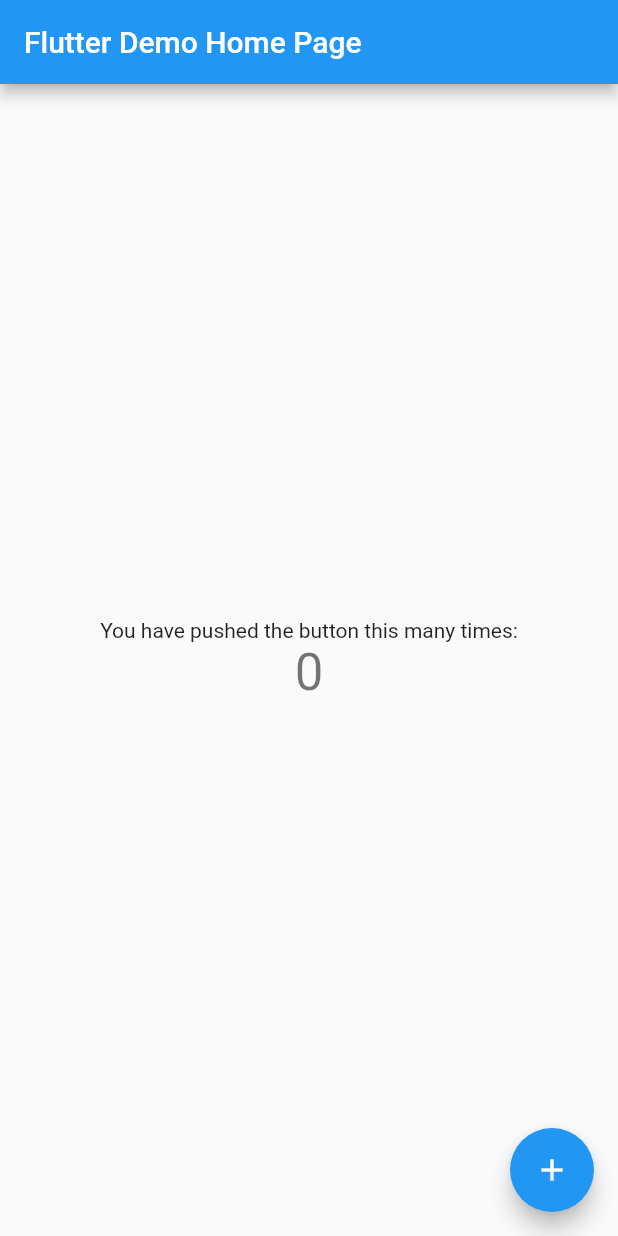
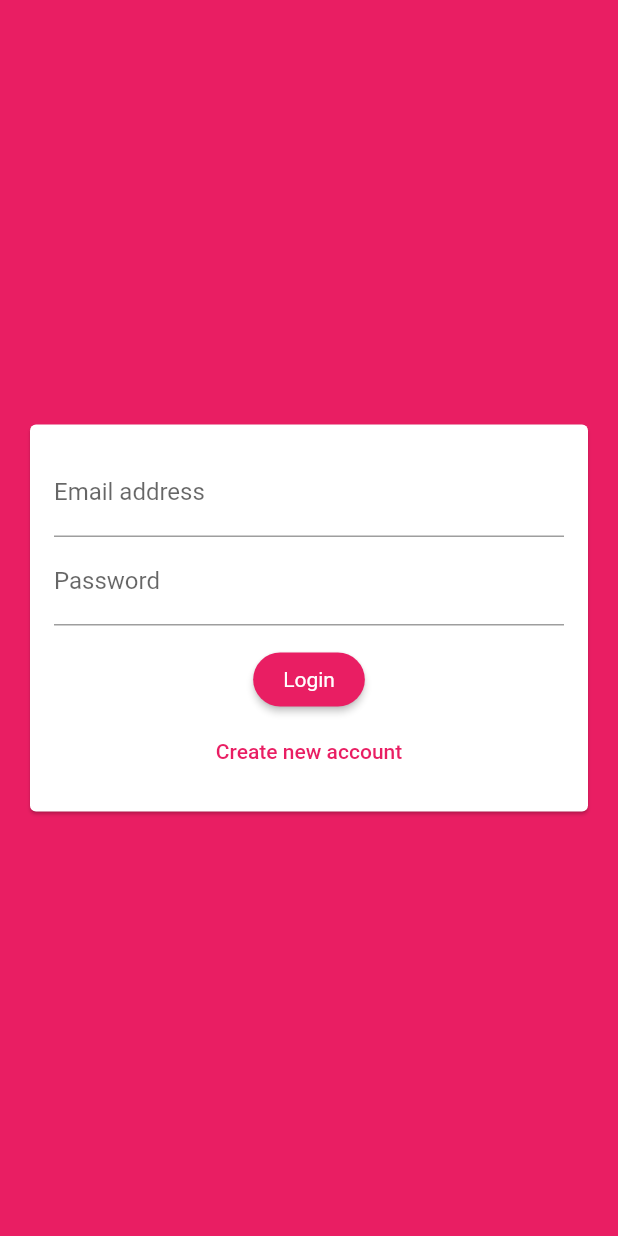
Before and after one commit to ngohongthai/flutter, a Flutter app: the screen it shows after launch, on a phone screen of 412 x 824 dp. Run offline on Flutter 3.47's test engine with Material 2 defaults, Android fonts, the light colour scheme and no system bars; our stand-ins replace cloud_firestore, firebase_core, google_maps_flutter, image_picker, location, shared_preferences and 1 more; accounts and stored records are empty.

Commit message:
Add authen screen, firebase sdk

```diff
--- /dev/null
+++ b/chat_app/lib/helpers/custom_route.dart
@@ -0,0 +1,46 @@
+import 'package:flutter/material.dart';
+
+class CustomRoute<T> extends MaterialPageRoute<T> {
+  CustomRoute({
+    required WidgetBuilder builder,
+    RouteSettings? settings,
+  }) : super(
+          builder: builder,
+          settings: settings,
+        );
+
+  @override
+  Widget buildTransitions(
+    BuildContext context,
+    Animation<double> animation,
+    Animation<double> secondaryAnimation,
+    Widget child,
+  ) {
+    if (settings.name == '/') {
+      return child;
+    }
+    return FadeTransition(
+      opacity: animation,
+      child: child,
+    );
+  }
+}
+
+class CustomPageTransitionBuilder extends PageTransitionsBuilder {
+  @override
+  Widget buildTransitions<T>(
+    PageRoute<T> route,
+    BuildContext context,
+    Animation<double> animation,
+    Animation<double> secondaryAnimation,
+    Widget child,
+  ) {
+    if (route.settings.name == '/') {
+      return child;
+    }
+    return FadeTransition(
+      opacity: animation,
+      child: child,
+    );
+  }
+}
--- a/chat_app/lib/main.dart
+++ b/chat_app/lib/main.dart
@@ -1,113 +1,59 @@
+import 'package:chat_app/helpers/custom_route.dart';
+import 'package:chat_app/screens/auth_screen.dart';
+import 'package:chat_app/screens/chat_screen.dart';
+import 'package:firebase_core/firebase_core.dart';
 import 'package:flutter/material.dart';
 
 void main() {
+  WidgetsFlutterBinding.ensureInitialized();
   runApp(MyApp());
 }
 
 class MyApp extends StatelessWidget {
+  final Future<FirebaseApp> _initialization = Firebase.initializeApp();
   // This widget is the root of your application.
   @override
   Widget build(BuildContext context) {
-    return MaterialApp(
-      title: 'Flutter Demo',
-      theme: ThemeData(
-        // This is the theme of your application.
-        //
-        // Try running your application with "flutter run". You'll see the
-        // application has a blue toolbar. Then, without quitting the app, try
-        // changing the primarySwatch below to Colors.green and then invoke
-        // "hot reload" (press "r" in the console where you ran "flutter run",
-        // or simply save your changes to "hot reload" in a Flutter IDE).
-        // Notice that the counter didn't reset back to zero; the application
-        // is not restarted.
-        primarySwatch: Colors.blue,
-      ),
-      home: MyHomePage(title: 'Flutter Demo Home Page'),
-    );
+    return FutureBuilder(
+        future: _initialization,
+        builder: (ctx, snapshot) {
+          if (snapshot.hasError) {
+            return Center(
+              child: Text('Something went wrong!!'),
+            );
+          }
+          if (snapshot.connectionState == ConnectionState.done) {
+            return MaterialApp(
+              title: 'Flutter Chat',
+              theme: ThemeData(
+                  primarySwatch: Colors.pink,
+                  backgroundColor: Colors.pink,
+                  accentColor: Colors.deepPurple,
+                  accentColorBrightness: Brightness.dark,
+                  buttonTheme: ButtonTheme.of(context).copyWith(
+                      buttonColor: Colors.pink,
+                      textTheme: ButtonTextTheme.primary,
+                      shape: RoundedRectangleBorder(
+                          borderRadius: BorderRadius.circular(20))),
+                  elevatedButtonTheme: ElevatedButtonThemeData(
+                      style: ElevatedButton.styleFrom(
+                          primary: Colors.pink,
+                          textStyle: TextStyle(color: Colors.white),
+                          padding:
+                              EdgeInsets.symmetric(horizontal: 20, vertical: 8),
+                          shape: RoundedRectangleBorder(
+                              borderRadius: BorderRadius.circular(20)))),
+                  pageTransitionsTheme: PageTransitionsTheme(builders: {
+                    TargetPlatform.android: CustomPageTransitionBuilder(),
+                    TargetPlatform.iOS: CustomPageTransitionBuilder()
+                  })),
+              home: AuthScreen(),
+            );
+          }
+
+          return Center(
+            child: CircularProgressIndicator(),
+          );
+        });
   }
 }
-
-class MyHomePage extends StatefulWidget {
-  MyHomePage({Key? key, required this.title}) : super(key: key);
-
-  // This widget is the home page of your application. It is stateful, meaning
-  // that it has a State object (defined below) that contains fields that affect
-  // how it looks.
-
-  // This class is the configuration for the state. It holds the values (in this
-  // case the title) provided by the parent (in this case the App widget) and
-  // used by the build method of the State. Fields in a Widget subclass are
-  // always marked "final".
-
-  final String title;
-
-  @override
-  _MyHomePageState createState() => _MyHomePageState();
-}
-
-class _MyHomePageState extends State<MyHomePage> {
-  int _counter = 0;
-
-  void _incrementCounter() {
-    setState(() {
-      // This call to setState tells the Flutter framework that something has
-      // changed in this State, which causes it to rerun the build method below
-      // so that the display can reflect the updated values. If we changed
-      // _counter without calling setState(), then the build method would not be
-      // called again, and so nothing would appear to happen.
-      _counter++;
-    });
-  }
-
-  @override
-  Widget build(BuildContext context) {
-    // This method is rerun every time setState is called, for instance as done
-    // by the _incrementCounter method above.
-    //
-    // The Flutter framework has been optimized to make rerunning build methods
-    // fast, so that you can just rebuild anything that needs updating rather
-    // than having to individually change instances of widgets.
-    return Scaffold(
-      appBar: AppBar(
-        // Here we take the value from the MyHomePage object that was created by
-        // the App.build method, and use it to set our appbar title.
-        title: Text(widget.title),
-      ),
-      body: Center(
-        // Center is a layout widget. It takes a single child and positions it
-        // in the middle of the parent.
-        child: Column(
-          // Column is also a layout widget. It takes a list of children and
-          // arranges them vertically. By default, it sizes itself to fit its
-          // children horizontally, and tries to be as tall as its parent.
-          //
-          // Invoke "debug painting" (press "p" in the console, choose the
-          // "Toggle Debug Paint" action from the Flutter Inspector in Android
-          // Studio, or the "Toggle Debug Paint" command in Visual Studio Code)
-          // to see the wireframe for each widget.
-          //
-          // Column has various properties to control how it sizes itself and
-          // how it positions its children. Here we use mainAxisAlignment to
-          // center the children vertically; the main axis here is the vertical
-          // axis because Columns are vertical (the cross axis would be
-          // horizontal).
-          mainAxisAlignment: MainAxisAlignment.center,
-          children: <Widget>[
-            Text(
-              'You have pushed the button this many times:',
-            ),
-            Text(
-              '$_counter',
-              style: Theme.of(context).textTheme.headline4,
-            ),
-          ],
-        ),
-      ),
-      floatingActionButton: FloatingActionButton(
-        onPressed: _incrementCounter,
-        tooltip: 'Increment',
-        child: Icon(Icons.add),
-      ), // This trailing comma makes auto-formatting nicer for build methods.
-    );
-  }
-}
--- /dev/null
+++ b/chat_app/lib/screens/auth_screen.dart
@@ -0,0 +1,27 @@
+import 'package:chat_app/widgets/auth/auth_form.dart';
+import 'package:flutter/material.dart';
+
+class AuthScreen extends StatefulWidget {
+  const AuthScreen({Key? key}) : super(key: key);
+
+  @override
+  _AuthScreenState createState() => _AuthScreenState();
+}
+
+class _AuthScreenState extends State<AuthScreen> {
+  void _submitAuthForm(
+    String email,
+    String password,
+    String username,
+    bool isLogin,
+  ) {}
+  @override
+  Widget build(BuildContext context) {
+    return Scaffold(
+      backgroundColor: Theme.of(context).primaryColor,
+      body: AuthForm(
+        submitFn: _submitAuthForm,
+      ),
+    );
+  }
+}
--- /dev/null
+++ b/chat_app/lib/widgets/auth/auth_form.dart
@@ -0,0 +1,121 @@
+import 'package:flutter/material.dart';
+
+class AuthForm extends StatefulWidget {
+  final void Function(
+    String email,
+    String password,
+    String userName,
+    bool isLogin,
+  ) submitFn;
+
+  const AuthForm({Key? key, required this.submitFn}) : super(key: key);
+
+  @override
+  _AuthFormState createState() => _AuthFormState();
+}
+
+class _AuthFormState extends State<AuthForm> {
+  final _formKey = GlobalKey<FormState>();
+  var _isLogin = true;
+  var _userEmail = '';
+  var _userName = '';
+  var _userPassword = '';
+
+  void _trySubmit() {
+    final isValid = _formKey.currentState?.validate() ?? false;
+    FocusScope.of(context).unfocus();
+
+    if (isValid) {
+      _formKey.currentState?.save();
+      widget.submitFn(_userEmail, _userPassword, _userName, _isLogin);
+    }
+  }
+
+  @override
+  Widget build(BuildContext context) {
+    return Center(
+      child: Card(
+        margin: EdgeInsets.all(20),
+        child: SingleChildScrollView(
+          child: Padding(
+            padding: EdgeInsets.all(16),
+            child: Form(
+                key: _formKey,
+                child: Column(
+                  mainAxisSize: MainAxisSize.min,
+                  children: [
+                    TextFormField(
+                        key: ValueKey('email'),
+                        validator: (value) {
+                          if (value == null) {
+                            return 'Please enter email address.';
+                          }
+                          if (value.isEmpty || !value.contains('@')) {
+                            return 'Please enter a valid email address.';
+                          }
+                          return null;
+                        },
+                        keyboardType: TextInputType.emailAddress,
+                        decoration: InputDecoration(labelText: 'Email address'),
+                        onSaved: (value) {
+                          _userEmail = value ?? '';
+                        }),
+                    if (!_isLogin)
+                      TextFormField(
+                        key: ValueKey('username'),
+                        validator: (value) {
+                          if (value == null) {
+                            return 'Please enter username.';
+                          }
+                          if (value.isEmpty || value.length < 4) {
+                            return 'Please enter at least 4 characters';
+                          }
+                          return null;
+                        },
+                        decoration: InputDecoration(labelText: 'Username'),
+                        onSaved: (value) {
+                          _userName = value ?? '';
+                        },
+                      ),
+                    TextFormField(
+                      key: ValueKey('password'),
+                      validator: (value) {
+                        if (value == null) {
+                          return 'Please enter password.';
+                        }
+                        if (value.isEmpty || value.length < 7) {
+                          return 'Password must be at least 7 characters long.';
+                        }
+                        return null;
+                      },
+                      decoration: InputDecoration(labelText: 'Password'),
+                      obscureText: true,
+                      onSaved: (value) {
+                        _userPassword = value ?? '';
+                      },
+                    ),
+                    SizedBox(
+                      height: 12,
+                    ),
+                    ElevatedButton(
+                      onPressed: _trySubmit,
+                      child: Text(_isLogin ? 'Login' : 'Signup'),
+                    ),
+                    TextButton(
+                      onPressed: () {
+                        setState(() {
+                          _isLogin = !_isLogin;
+                        });
+                      },
+                      child: Text(_isLogin
+                          ? 'Create new account'
+                          : 'I already have an account'),
+                    )
+                  ],
+                )),
+          ),
+        ),
+      ),
+    );
+  }
+}
--- a/chat_app/pubspec.yaml
+++ b/chat_app/pubspec.yaml
@@ -28,6 +28,8 @@
   # The following adds the Cupertino Icons font to your application.
   # Use with the CupertinoIcons class for iOS style icons.
   cupertino_icons: ^1.0.2
+  firebase_core: "^1.5.0"
+  cloud_firestore: "^2.5.0"
 
 dev_dependencies:
   flutter_test:
```
Also changed, not shown: chat_app/lib/screens/chat_screen.dart (added, +57 -0 lines), 5 other files.
